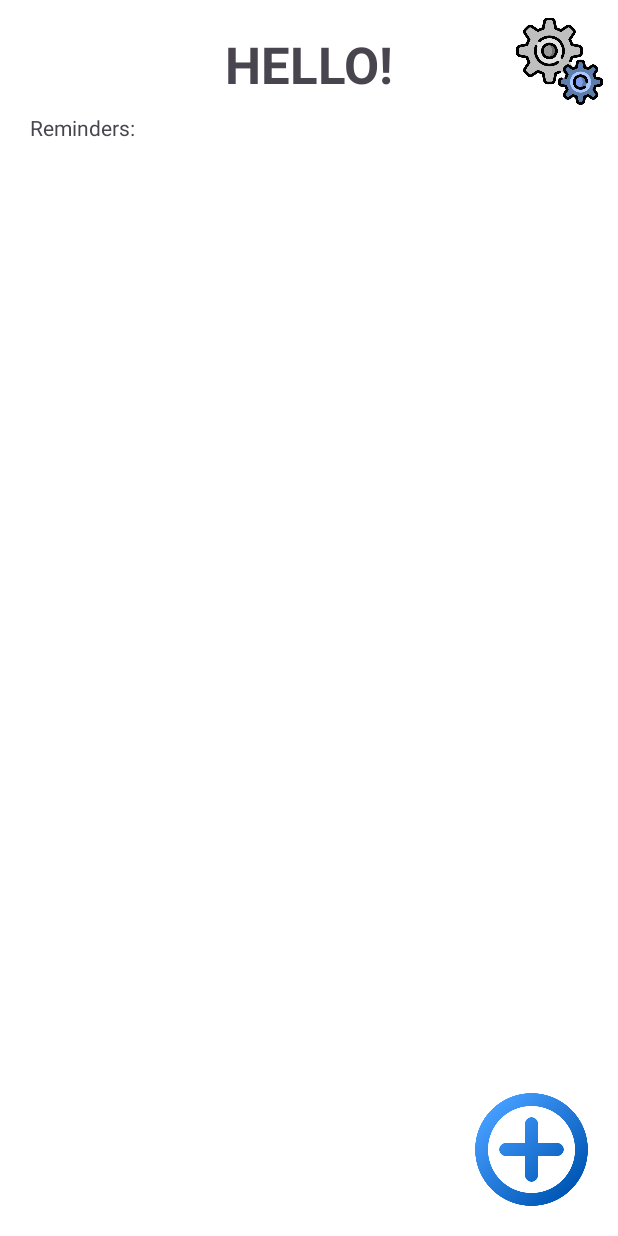
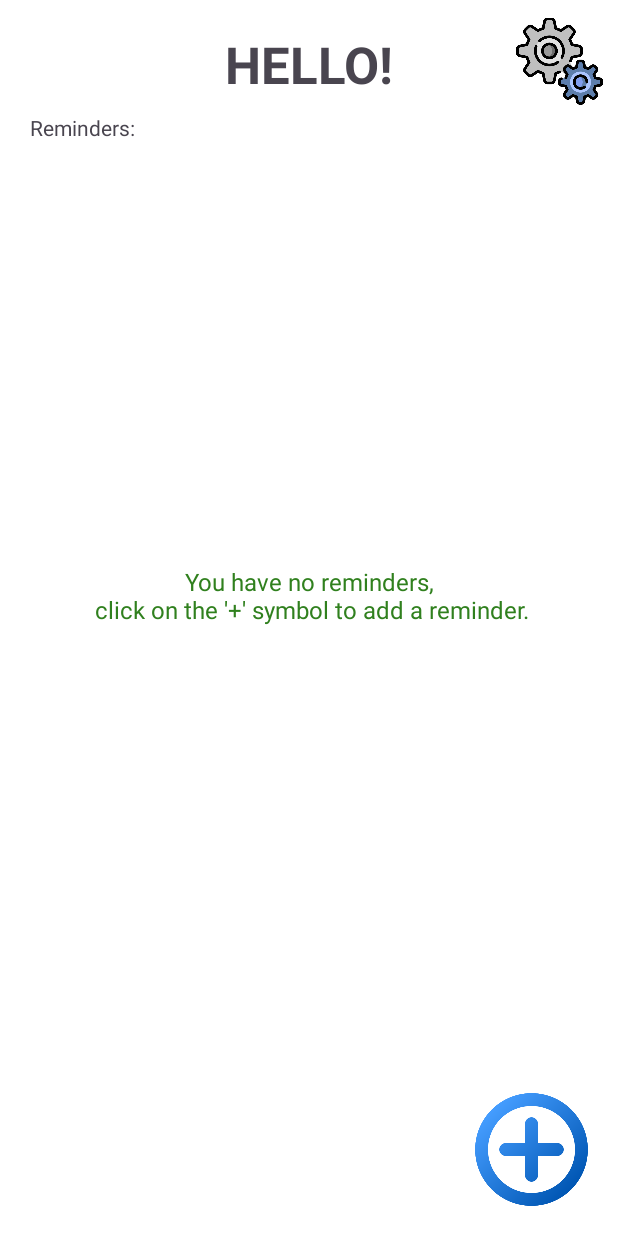
Before and after one commit to ChrisGalHur/TareApp, an Android app: the MainActivity screen opened directly, with no data from a screen before it, on a phone screen of 412 x 824 dp. Run offline under Robolectric (Android 15) with nearby library versions, the phone set to English and light mode, and no system bars; our stand-ins replace Room's generated code.

Commit message:
feat18 done

```diff
--- a/app/src/main/java/com/chrisgalhur/tareapp/ui/activity/MainActivity.java
+++ b/app/src/main/java/com/chrisgalhur/tareapp/ui/activity/MainActivity.java
@@ -11,7 +11,9 @@ import android.os.Build;
 import android.os.Bundle;
 import android.provider.Settings;
 import android.util.Log;
+import android.view.View;
 import android.widget.ImageView;
+import android.widget.TextView;
 
 import androidx.activity.EdgeToEdge;
 import androidx.activity.result.ActivityResultLauncher;
@@ -58,6 +60,7 @@ public class MainActivity extends BaseActivity implements MainView {
     private MainPresenter presenter;
     private ImageView ivPreference;
     private ImageView ivNewTask;
+    private TextView tvNoReminders;
 
     //region LIFECYCLE
     @Override
@@ -105,6 +108,7 @@ public class MainActivity extends BaseActivity implements MainView {
 
         ivPreference = findViewById(R.id.ivPreferenceMain);
         ivNewTask = findViewById(R.id.ivNewTaskMain);
+        tvNoReminders = findViewById(R.id.tvNoRemindersMessageMain);
 
         ivPreference.setOnClickListener(v -> presenter.onBtnToPreferencesClicked());
 
@@ -203,13 +207,21 @@ public class MainActivity extends BaseActivity implements MainView {
         new Thread(() -> {
             try {
                 List<Reminder> reminders = db.reminderDao().getAll();
+                if (reminders.isEmpty()) {
+                    runOnUiThread(() -> {
+                        tvNoReminders.setVisibility(View.VISIBLE);
+                        recyclerViewReminders.setAdapter(null);
+                    });
+                } else {
+                    runOnUiThread(() -> {
+                        reminderAdapter = new ReminderAdapter(reminders, position -> presenter.onReminderClicked(reminders.get(position).getId()));
+                        recyclerViewReminders.setAdapter(reminderAdapter);
+                        tvNoReminders.setVisibility(View.GONE);
+                    });
+                }
                 Log.d(TAG, "Reminders loaded: " + reminders.size());
-                runOnUiThread(() -> {
-                    reminderAdapter = new ReminderAdapter(reminders, position -> presenter.onReminderClicked(reminders.get(position).getId()));
-                    recyclerViewReminders.setAdapter(reminderAdapter);
-                });
             } catch (Exception e) {
-                Log.e(TAG, "Error loading reminders", e);
+                tvNoReminders.setText("Error loading reminders");
             }
         }).start();
     }
--- a/app/src/main/res/layout/activity_main.xml
+++ b/app/src/main/res/layout/activity_main.xml
@@ -62,5 +62,18 @@
             app:layout_constraintStart_toStartOf="@+id/recyclerViewRemindersMain"
             android:layout_marginTop="10dp" />
 
+    <TextView
+            android:text="@string/no_reminders_message"
+            android:layout_width="wrap_content"
+            android:layout_height="wrap_content"
+            android:id="@+id/tvNoRemindersMessageMain"
+            app:layout_constraintTop_toBottomOf="@+id/tvTitleFormReminder"
+            app:layout_constraintStart_toStartOf="parent"
+            app:layout_constraintEnd_toEndOf="parent"
+            app:layout_constraintBottom_toBottomOf="@+id/recyclerViewRemindersMain"
+            android:gravity="center_horizontal"
+            android:textSize="16sp"
+            android:textColor="@color/green_ok" />
+
 
 </androidx.constraintlayout.widget.ConstraintLayout>
--- a/app/src/main/res/values/strings.xml
+++ b/app/src/main/res/values/strings.xml
@@ -58,5 +58,6 @@
     <string name="time">Time</string>
     <string name="time_zeros" translatable="false">00:00</string>
     <string name="today">Today</string>
+    <string name="no_reminders_message">You have no reminders,\n click on the \'+\' symbol to add a reminder.</string>
 
 </resources>
```
Also changed, not shown: 2 other files.
